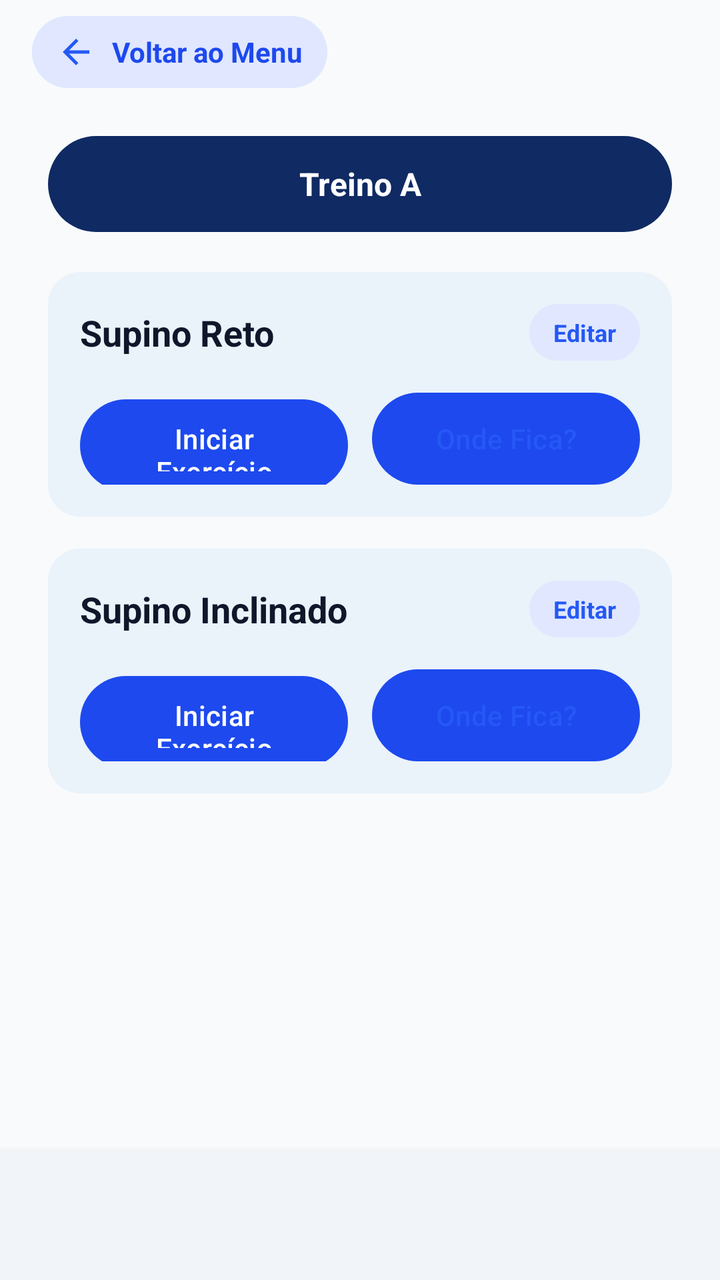
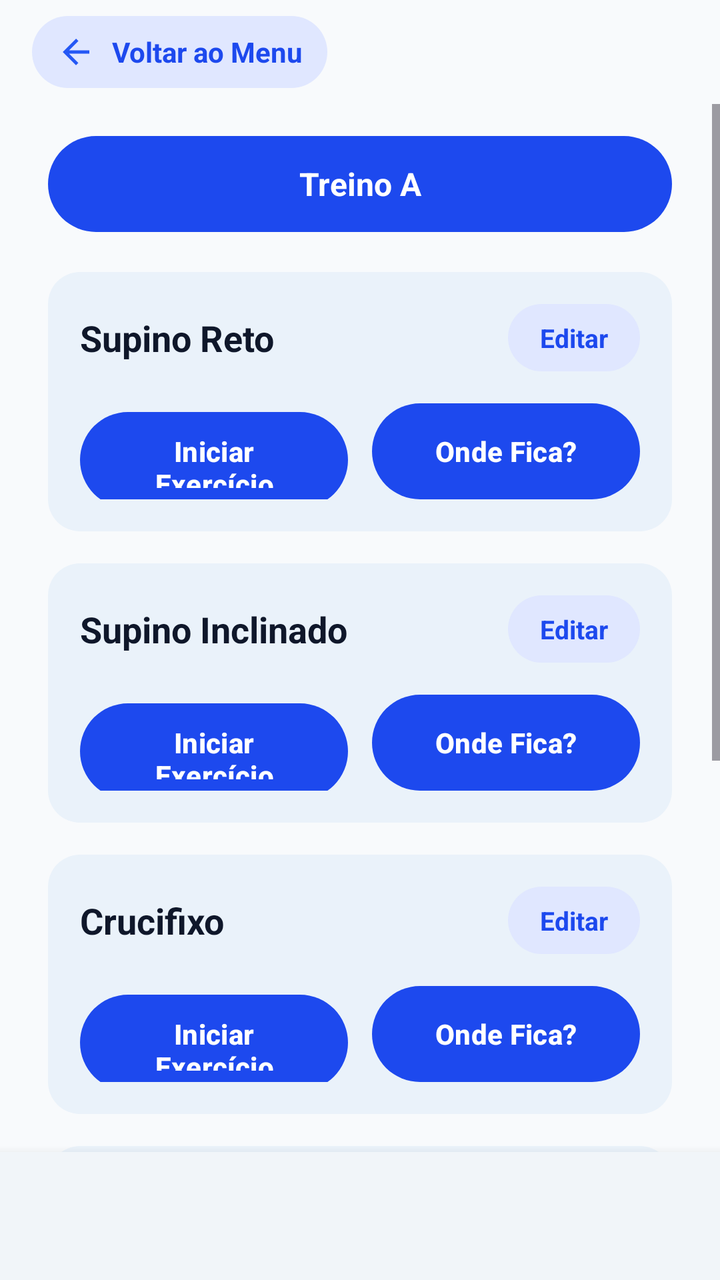

An Android layout rendered at two revisions. The XML below is the earlier revision; the diff shows what the commit changed to produce the second picture.
<!-- AndroidManifest.xml: application theme Theme.AcademiaUniforTelas1 -->
<!-- res/layout/activity_iniciar_treino.xml -->
<?xml version="1.0" encoding="utf-8"?>
<LinearLayout xmlns:android="http://schemas.android.com/apk/res/android"
    android:layout_width="match_parent"
    android:layout_height="match_parent"
    android:background="#F8FAFC"
    android:orientation="vertical">
    <include layout="@layout/include_top_bar" />
    <ScrollView android:layout_width="match_parent" android:layout_height="0dp" android:layout_weight="1" android:fillViewport="true">
        <LinearLayout android:layout_width="match_parent" android:layout_height="wrap_content" android:orientation="vertical" android:paddingHorizontal="24dp" android:paddingVertical="16dp">

            <TextView android:layout_width="match_parent" android:layout_height="48dp" android:background="@drawable/bg_pill_blue" android:gravity="center" android:text="Treino A" android:textColor="#FFFFFF" android:textSize="16sp" android:textStyle="bold" />

            <LinearLayout android:layout_width="match_parent" android:layout_height="wrap_content" android:layout_marginTop="20dp" android:background="@drawable/bg_card_blue" android:orientation="vertical" android:padding="16dp">
                <LinearLayout android:layout_width="match_parent" android:layout_height="wrap_content" android:gravity="center_vertical" android:orientation="horizontal">
                    <TextView android:layout_width="0dp" android:layout_height="wrap_content" android:layout_weight="1" android:text="Supino Reto" android:textColor="#0F172A" android:textSize="18sp" android:textStyle="bold" />
                    <TextView android:id="@+id/btnEditarExercicio" android:layout_width="wrap_content" android:layout_height="wrap_content" android:background="@drawable/bg_top_bar_back" android:paddingHorizontal="12dp" android:paddingVertical="6dp" android:text="Editar" android:textColor="#2558F5" android:textSize="12sp" android:textStyle="bold" />
                </LinearLayout>
                <LinearLayout android:layout_width="match_parent" android:layout_height="wrap_content" android:layout_marginTop="16dp" android:orientation="horizontal">
                    <Button android:id="@+id/btnIniciarExercicio" android:layout_width="0dp" android:layout_height="46dp" android:layout_weight="1" android:background="@drawable/bg_rounded_button" android:text="Iniciar Exercício" android:textAllCaps="false" android:textColor="#FFF" android:textSize="14sp" />
                    <Space android:layout_width="12dp" android:layout_height="wrap_content" />
                    <Button android:id="@+id/btnOndeFica" android:layout_width="0dp" android:layout_height="46dp" android:layout_weight="1" android:background="@drawable/bg_rounded_field" android:text="Onde Fica?" android:textAllCaps="false" android:textColor="#2558F5" android:textSize="14sp" />
                </LinearLayout>
            </LinearLayout>

            
            <LinearLayout android:layout_width="match_parent" android:layout_height="wrap_content" android:layout_marginTop="16dp" android:background="@drawable/bg_card_blue" android:orientation="vertical" android:padding="16dp">
                <LinearLayout android:layout_width="match_parent" android:layout_height="wrap_content" android:gravity="center_vertical" android:orientation="horizontal">
                    <TextView android:layout_width="0dp" android:layout_height="wrap_content" android:layout_weight="1" android:text="Supino Inclinado" android:textColor="#0F172A" android:textSize="18sp" android:textStyle="bold" />
                    <TextView android:layout_width="wrap_content" android:layout_height="wrap_content" android:background="@drawable/bg_top_bar_back" android:paddingHorizontal="12dp" android:paddingVertical="6dp" android:text="Editar" android:textColor="#2558F5" android:textSize="12sp" android:textStyle="bold" />
                </LinearLayout>
                <LinearLayout android:layout_width="match_parent" android:layout_height="wrap_content" android:layout_marginTop="16dp" android:orientation="horizontal">
                    <Button android:layout_width="0dp" android:layout_height="46dp" android:layout_weight="1" android:background="@drawable/bg_rounded_button" android:text="Iniciar Exercício" android:textAllCaps="false" android:textColor="#FFF" android:textSize="14sp" />
                    <Space android:layout_width="12dp" android:layout_height="wrap_content" />
                    <Button android:layout_width="0dp" android:layout_height="46dp" android:layout_weight="1" android:background="@drawable/bg_rounded_field" android:text="Onde Fica?" android:textAllCaps="false" android:textColor="#2558F5" android:textSize="14sp" />
                </LinearLayout>
            </LinearLayout>

            <Space android:layout_width="match_parent" android:layout_height="24dp" />
        </LinearLayout>
    </ScrollView>
    <include layout="@layout/include_bottom_nav" />
</LinearLayout>
<!-- res/layout/include_top_bar.xml (included above) -->
<?xml version="1.0" encoding="utf-8"?>
<LinearLayout xmlns:android="http://schemas.android.com/apk/res/android"
    android:layout_width="match_parent"
    android:layout_height="wrap_content"
    android:orientation="horizontal"
    android:paddingHorizontal="16dp"
    android:paddingVertical="8dp">

    <LinearLayout
        android:id="@+id/btnVoltarMenu"
        android:layout_width="wrap_content"
        android:layout_height="wrap_content"
        android:background="@drawable/bg_top_bar_back"
        android:clickable="true"
        android:focusable="true"
        android:gravity="center_vertical"
        android:orientation="horizontal"
        android:paddingHorizontal="12dp"
        android:paddingVertical="8dp">

        <ImageView
            android:layout_width="20dp"
            android:layout_height="20dp"
            android:contentDescription="Voltar ao Menu"
            android:src="@drawable/ic_arrow_back" />

        <TextView
            android:layout_width="wrap_content"
            android:layout_height="wrap_content"
            android:layout_marginStart="8dp"
            android:text="Voltar ao Menu"
            android:textColor="@color/primary_blue"
            android:textSize="14sp"
            android:textStyle="bold" />
    </LinearLayout>

</LinearLayout>
<!-- res/layout/include_bottom_nav.xml (included above) -->
<?xml version="1.0" encoding="utf-8"?>
<LinearLayout xmlns:android="http://schemas.android.com/apk/res/android"
    android:layout_width="match_parent"
    android:layout_height="64dp"
    android:background="#F1F5F9"
    android:elevation="8dp"
    android:gravity="center_vertical"
    android:orientation="horizontal">

    
    <LinearLayout
        android:id="@+id/navHome"
        android:layout_width="0dp"
        android:layout_height="match_parent"
        android:layout_weight="1"
        android:clickable="true"
        android:focusable="true"
        android:gravity="center"
        android:orientation="vertical"/>

    
    <LinearLayout
        android:id="@+id/navTreinos"
        android:layout_width="0dp"
        android:layout_height="match_parent"
        android:layout_weight="1"
        android:clickable="true"
        android:focusable="true"
        android:gravity="center"
        android:orientation="vertical"/>

    
    <LinearLayout
        android:id="@+id/navMapa"
        android:layout_width="0dp"
        android:layout_height="match_parent"
        android:layout_weight="1"
        android:clickable="true"
        android:focusable="true"
        android:gravity="center"
        android:orientation="vertical"/>

    
    <LinearLayout
        android:id="@+id/navPerfil"
        android:layout_width="0dp"
        android:layout_height="match_parent"
        android:layout_weight="1"
        android:clickable="true"
        android:focusable="true"
        android:gravity="center"
        android:orientation="vertical"/>

</LinearLayout>
<!-- resources referenced by this layout -->
<resources>
  <color name="primary_blue">#1D49EE</color>
  <!-- drawable bg_card_blue (drawable) -->
  <?xml version="1.0" encoding="utf-8"?>
  <shape xmlns:android="http://schemas.android.com/apk/res/android">
      <solid android:color="#EAF2FA" />
      <corners android:radius="16dp" />
  </shape>
  <!-- drawable bg_pill_blue (drawable) -->
  <?xml version="1.0" encoding="utf-8"?>
  <shape xmlns:android="http://schemas.android.com/apk/res/android">
      <solid android:color="#102A63" />
      <corners android:radius="28dp" />
  </shape>
  <!-- drawable bg_rounded_button (drawable) -->
  <?xml version="1.0" encoding="utf-8"?>
  <shape xmlns:android="http://schemas.android.com/apk/res/android">
      <solid android:color="#2558F5" />
      <corners android:radius="28dp" />
  </shape>
  <!-- drawable bg_rounded_field (drawable) -->
  <?xml version="1.0" encoding="utf-8"?>
  <shape xmlns:android="http://schemas.android.com/apk/res/android">
      <solid android:color="#EAF2FA" />
      <corners android:radius="28dp" />
  </shape>
  <!-- drawable bg_top_bar_back (drawable) -->
  <?xml version="1.0" encoding="utf-8"?>
  <shape xmlns:android="http://schemas.android.com/apk/res/android">
      <solid android:color="#E0E7FF" />
      <corners android:radius="28dp" />
  </shape>
  <!-- drawable ic_arrow_back (drawable) -->
  <vector xmlns:android="http://schemas.android.com/apk/res/android"
      android:width="24dp"
      android:height="24dp"
      android:viewportWidth="24"
      android:viewportHeight="24">
      <path
          android:fillColor="#2558F5"
          android:pathData="M20,11H7.83l5.59,-5.59L12,4l-8,8l8,8l1.41,-1.41L7.83,13H20v-2z" />
  </vector>
  <style name="Theme.AcademiaUniforTelas1" parent="Base.Theme.AcademiaUniforTelas1" />
  <style name="Base.Theme.AcademiaUniforTelas1" parent="Theme.Material3.DayNight.NoActionBar">
          <item name="colorPrimary">@color/primary_blue</item>
          <item name="colorAccent">@color/primary_blue</item>
          <item name="materialButtonStyle">@style/Widget.Material3.Button</item>
      </style>
</resources>

<!-- the commit's change to res/layout/activity_iniciar_treino.xml (unified diff, before → after) -->
@@ -2,42 +2,416 @@
 <LinearLayout xmlns:android="http://schemas.android.com/apk/res/android"
     android:layout_width="match_parent"
     android:layout_height="match_parent"
+    android:fitsSystemWindows="true"
     android:background="#F8FAFC"
     android:orientation="vertical">
+
     <include layout="@layout/include_top_bar" />
-    <ScrollView android:layout_width="match_parent" android:layout_height="0dp" android:layout_weight="1" android:fillViewport="true">
-        <LinearLayout android:layout_width="match_parent" android:layout_height="wrap_content" android:orientation="vertical" android:paddingHorizontal="24dp" android:paddingVertical="16dp">
-
-            <TextView android:layout_width="match_parent" android:layout_height="48dp" android:background="@drawable/bg_pill_blue" android:gravity="center" android:text="Treino A" android:textColor="#FFFFFF" android:textSize="16sp" android:textStyle="bold" />
-
-            <LinearLayout android:layout_width="match_parent" android:layout_height="wrap_content" android:layout_marginTop="20dp" android:background="@drawable/bg_card_blue" android:orientation="vertical" android:padding="16dp">
-                <LinearLayout android:layout_width="match_parent" android:layout_height="wrap_content" android:gravity="center_vertical" android:orientation="horizontal">
-                    <TextView android:layout_width="0dp" android:layout_height="wrap_content" android:layout_weight="1" android:text="Supino Reto" android:textColor="#0F172A" android:textSize="18sp" android:textStyle="bold" />
-                    <TextView android:id="@+id/btnEditarExercicio" android:layout_width="wrap_content" android:layout_height="wrap_content" android:background="@drawable/bg_top_bar_back" android:paddingHorizontal="12dp" android:paddingVertical="6dp" android:text="Editar" android:textColor="#2558F5" android:textSize="12sp" android:textStyle="bold" />
-                </LinearLayout>
-                <LinearLayout android:layout_width="match_parent" android:layout_height="wrap_content" android:layout_marginTop="16dp" android:orientation="horizontal">
-                    <Button android:id="@+id/btnIniciarExercicio" android:layout_width="0dp" android:layout_height="46dp" android:layout_weight="1" android:background="@drawable/bg_rounded_button" android:text="Iniciar Exercício" android:textAllCaps="false" android:textColor="#FFF" android:textSize="14sp" />
-                    <Space android:layout_width="12dp" android:layout_height="wrap_content" />
-                    <Button android:id="@+id/btnOndeFica" android:layout_width="0dp" android:layout_height="46dp" android:layout_weight="1" android:background="@drawable/bg_rounded_field" android:text="Onde Fica?" android:textAllCaps="false" android:textColor="#2558F5" android:textSize="14sp" />
+
+    <ScrollView
+        android:layout_width="match_parent"
+        android:layout_height="0dp"
+        android:layout_weight="1"
+        android:fillViewport="true">
+
+        <LinearLayout
+            android:layout_width="match_parent"
+            android:layout_height="wrap_content"
+            android:orientation="vertical"
+            android:paddingHorizontal="24dp"
+            android:paddingVertical="16dp">
+
+            
+            <TextView
+                android:layout_width="match_parent"
+                android:layout_height="48dp"
+                android:background="@drawable/bg_pill_blue_solid"
+                android:backgroundTint="@null"
+                android:gravity="center"
+                android:text="Treino A"
+                android:textColor="#FFFFFF"
+                android:textSize="16sp"
+                android:textStyle="bold" />
+
+            
+            <LinearLayout
+                android:layout_width="match_parent"
+                android:layout_height="wrap_content"
+                android:layout_marginTop="20dp"
+                android:background="@drawable/bg_card_blue"
+                android:orientation="vertical"
+                android:padding="16dp">
+
+                <LinearLayout
+                    android:layout_width="match_parent"
+                    android:layout_height="wrap_content"
+                    android:gravity="center_vertical"
+                    android:orientation="horizontal">
+
+                    <TextView
+                        android:layout_width="0dp"
+                        android:layout_height="wrap_content"
+                        android:layout_weight="1"
+                        android:text="Supino Reto"
+                        android:textColor="#0F172A"
+                        android:textSize="18sp"
+                        android:textStyle="bold" />
+
+                    <TextView
+                        android:id="@+id/btnEditarExercicio"
+                        android:layout_width="wrap_content"
+                        android:layout_height="wrap_content"
+                        android:background="@drawable/bg_top_bar_back"
+                        android:clickable="true"
+                        android:focusable="true"
+                        android:paddingHorizontal="16dp"
+                        android:paddingVertical="8dp"
+                        android:text="Editar"
+                        android:textColor="#1D49EE"
+                        android:textSize="13sp"
+                        android:textStyle="bold" />
+                </LinearLayout>
+
+                <LinearLayout
+                    android:layout_width="match_parent"
+                    android:layout_height="wrap_content"
+                    android:layout_marginTop="16dp"
+                    android:orientation="horizontal">
+
+                    <Button
+                        android:id="@+id/btnIniciarExercicio"
+                        android:layout_width="0dp"
+                        android:layout_height="48dp"
+                        android:layout_weight="1"
+                        android:background="@drawable/bg_rounded_button"
+                        android:backgroundTint="@null"
+                        android:text="Iniciar Exercício"
+                        android:textAllCaps="false"
+                        android:textColor="#FFFFFF"
+                        android:textSize="14sp"
+                        android:textStyle="bold" />
+
+                    <Space
+                        android:layout_width="12dp"
+                        android:layout_height="wrap_content" />
+
+                    <Button
+                        android:id="@+id/btnOndeFica"
+                        android:layout_width="0dp"
+                        android:layout_height="48dp"
+                        android:layout_weight="1"
+                        android:background="@drawable/bg_pill_blue"
+                        android:backgroundTint="@null"
+                        android:text="Onde Fica?"
+                        android:textAllCaps="false"
+                        android:textColor="#FFFFFF"
+                        android:textSize="14sp"
+                        android:textStyle="bold" />
                 </LinearLayout>
             </LinearLayout>
 
             
-            <LinearLayout android:layout_width="match_parent" android:layout_height="wrap_content" android:layout_marginTop="16dp" android:background="@drawable/bg_card_blue" android:orientation="vertical" android:padding="16dp">
-                <LinearLayout android:layout_width="match_parent" android:layout_height="wrap_content" android:gravity="center_vertical" android:orientation="horizontal">
-                    <TextView android:layout_width="0dp" android:layout_height="wrap_content" android:layout_weight="1" android:text="Supino Inclinado" android:textColor="#0F172A" android:textSize="18sp" android:textStyle="bold" />
-                    <TextView android:layout_width="wrap_content" android:layout_height="wrap_content" android:background="@drawable/bg_top_bar_back" android:paddingHorizontal="12dp" android:paddingVertical="6dp" android:text="Editar" android:textColor="#2558F5" android:textSize="12sp" android:textStyle="bold" />
-                </LinearLayout>
-                <LinearLayout android:layout_width="match_parent" android:layout_height="wrap_content" android:layout_marginTop="16dp" android:orientation="horizontal">
-                    <Button android:layout_width="0dp" android:layout_height="46dp" android:layout_weight="1" android:background="@drawable/bg_rounded_button" android:text="Iniciar Exercício" android:textAllCaps="false" android:textColor="#FFF" android:textSize="14sp" />
-                    <Space android:layout_width="12dp" android:layout_height="wrap_content" />
-                    <Button android:layout_width="0dp" android:layout_height="46dp" android:layout_weight="1" android:background="@drawable/bg_rounded_field" android:text="Onde Fica?" android:textAllCaps="false" android:textColor="#2558F5" android:textSize="14sp" />
+            <LinearLayout
+                android:layout_width="match_parent"
+                android:layout_height="wrap_content"
+                android:layout_marginTop="16dp"
+                android:background="@drawable/bg_card_blue"
+                android:orientation="vertical"
+                android:padding="16dp">
+
+                <LinearLayout
+                    android:layout_width="match_parent"
+                    android:layout_height="wrap_content"
+                    android:gravity="center_vertical"
+                    android:orientation="horizontal">
+
+                    <TextView
+                        android:layout_width="0dp"
+                        android:layout_height="wrap_content"
+                        android:layout_weight="1"
+                        android:text="Supino Inclinado"
+                        android:textColor="#0F172A"
+                        android:textSize="18sp"
+                        android:textStyle="bold" />
+
+                    <TextView
+                        android:layout_width="wrap_content"
+                        android:layout_height="wrap_content"
+                        android:background="@drawable/bg_top_bar_back"
+                        android:clickable="true"
+                        android:focusable="true"
+                        android:paddingHorizontal="16dp"
+                        android:paddingVertical="8dp"
+                        android:text="Editar"
+                        android:textColor="#1D49EE"
+                        android:textSize="13sp"
+                        android:textStyle="bold" />
+                </LinearLayout>
+
+                <LinearLayout
+                    android:layout_width="match_parent"
+                    android:layout_height="wrap_content"
+                    android:layout_marginTop="16dp"
+                    android:orientation="horizontal">
+
+                    <Button
+                        android:layout_width="0dp"
+                        android:layout_height="48dp"
+                        android:layout_weight="1"
+                        android:background="@drawable/bg_rounded_button"
+                        android:backgroundTint="@null"
+                        android:text="Iniciar Exercício"
+                        android:textAllCaps="false"
+                        android:textColor="#FFFFFF"
+                        android:textSize="14sp"
+                        android:textStyle="bold" />
+
+                    <Space
+                        android:layout_width="12dp"
+                        android:layout_height="wrap_content" />
+
+                    <Button
+                        android:layout_width="0dp"
+                        android:layout_height="48dp"
+                        android:layout_weight="1"
+                        android:background="@drawable/bg_pill_blue"
+                        android:backgroundTint="@null"
+                        android:text="Onde Fica?"
+                        android:textAllCaps="false"
+                        android:textColor="#FFFFFF"
+                        android:textSize="14sp"
+                        android:textStyle="bold" />
                 </LinearLayout>
             </LinearLayout>
 
-            <Space android:layout_width="match_parent" android:layout_height="24dp" />
+            
+            <LinearLayout
+                android:layout_width="match_parent"
+                android:layout_height="wrap_content"
+                android:layout_marginTop="16dp"
+                android:background="@drawable/bg_card_blue"
+                android:orientation="vertical"
+                android:padding="16dp">
+
+                <LinearLayout
+                    android:layout_width="match_parent"
+                    android:layout_height="wrap_content"
+                    android:gravity="center_vertical"
+                    android:orientation="horizontal">
+
+                    <TextView
+                        android:layout_width="0dp"
+                        android:layout_height="wrap_content"
+                        android:layout_weight="1"
+                        android:text="Crucifixo"
+                        android:textColor="#0F172A"
+                        android:textSize="18sp"
+                        android:textStyle="bold" />
+
+                    <TextView
+                        android:layout_width="wrap_content"
+                        android:layout_height="wrap_content"
+                        android:background="@drawable/bg_top_bar_back"
+                        android:clickable="true"
+                        android:focusable="true"
+                        android:paddingHorizontal="16dp"
+                        android:paddingVertical="8dp"
+                        android:text="Editar"
+                        android:textColor="#1D49EE"
+                        android:textSize="13sp"
+                        android:textStyle="bold" />
+                </LinearLayout>
+
+                <LinearLayout
+                    android:layout_width="match_parent"
+                    android:layout_height="wrap_content"
+                    android:layout_marginTop="16dp"
+                    android:orientation="horizontal">
+
+                    <Button
+                        android:layout_width="0dp"
+                        android:layout_height="48dp"
+                        android:layout_weight="1"
+                        android:background="@drawable/bg_rounded_button"
+                        android:backgroundTint="@null"
+                        android:text="Iniciar Exercício"
+                        android:textAllCaps="false"
+                        android:textColor="#FFFFFF"
+                        android:textSize="14sp"
+                        android:textStyle="bold" />
+
+                    <Space
+                        android:layout_width="12dp"
+                        android:layout_height="wrap_content" />
+
+                    <Button
+                        android:layout_width="0dp"
+                        android:layout_height="48dp"
+                        android:layout_weight="1"
+                        android:background="@drawable/bg_pill_blue"
+                        android:backgroundTint="@null"
+                        android:text="Onde Fica?"
+                        android:textAllCaps="false"
+                        android:textColor="#FFFFFF"
+                        android:textSize="14sp"
+                        android:textStyle="bold" />
+                </LinearLayout>
+            </LinearLayout>
+
+            
+            <LinearLayout
+                android:layout_width="match_parent"
+                android:layout_height="wrap_content"
+                android:layout_marginTop="16dp"
+                android:background="@drawable/bg_card_blue"
+                android:orientation="vertical"
+                android:padding="16dp">
+
+                <LinearLayout
+                    android:layout_width="match_parent"
+                    android:layout_height="wrap_content"
+                    android:gravity="center_vertical"
+                    android:orientation="horizontal">
+
+                    <TextView
+                        android:layout_width="0dp"
+                        android:layout_height="wrap_content"
+                        android:layout_weight="1"
+                        android:text="Tríceps Pulley"
+                        android:textColor="#0F172A"
+                        android:textSize="18sp"
+                        android:textStyle="bold" />
+
+                    <TextView
+                        android:layout_width="wrap_content"
+                        android:layout_height="wrap_content"
+                        android:background="@drawable/bg_top_bar_back"
+                        android:clickable="true"
+                        android:focusable="true"
+                        android:paddingHorizontal="16dp"
+                        android:paddingVertical="8dp"
+                        android:text="Editar"
+                        android:textColor="#1D49EE"
+                        android:textSize="13sp"
+                        android:textStyle="bold" />
+                </LinearLayout>
+
+                <LinearLayout
+                    android:layout_width="match_parent"
+                    android:layout_height="wrap_content"
+                    android:layout_marginTop="16dp"
+                    android:orientation="horizontal">
+
+                    <Button
+                        android:layout_width="0dp"
+                        android:layout_height="48dp"
+                        android:layout_weight="1"
+                        android:background="@drawable/bg_rounded_button"
+                        android:backgroundTint="@null"
+                        android:text="Iniciar Exercício"
+                        android:textAllCaps="false"
+                        android:textColor="#FFFFFF"
+                        android:textSize="14sp"
+                        android:textStyle="bold" />
+
+                    <Space
+                        android:layout_width="12dp"
+                        android:layout_height="wrap_content" />
+
+                    <Button
+                        android:layout_width="0dp"
+                        android:layout_height="48dp"
+                        android:layout_weight="1"
+                        android:background="@drawable/bg_pill_blue"
+                        android:backgroundTint="@null"
+                        android:text="Onde Fica?"
+                        android:textAllCaps="false"
+                        android:textColor="#FFFFFF"
+                        android:textSize="14sp"
+                        android:textStyle="bold" />
+                </LinearLayout>
+            </LinearLayout>
+
+            
+            <LinearLayout
+                android:layout_width="match_parent"
+                android:layout_height="wrap_content"
+                android:layout_marginTop="16dp"
+                android:background="@drawable/bg_card_blue"
+                android:orientation="vertical"
+                android:padding="16dp">
+
+                <LinearLayout
+                    android:layout_width="match_parent"
+                    android:layout_height="wrap_content"
+                    android:gravity="center_vertical"
+                    android:orientation="horizontal">
+
+                    <TextView
+                        android:layout_width="0dp"
+                        android:layout_height="wrap_content"
+                        android:layout_weight="1"
+                        android:text="Tríceps Francês"
+                        android:textColor="#0F172A"
+                        android:textSize="18sp"
+                        android:textStyle="bold" />
+
+                    <TextView
+                        android:layout_width="wrap_content"
+                        android:layout_height="wrap_content"
+                        android:background="@drawable/bg_top_bar_back"
+                        android:clickable="true"
+                        android:focusable="true"
+                        android:paddingHorizontal="16dp"
+                        android:paddingVertical="8dp"
+                        android:text="Editar"
+                        android:textColor="#1D49EE"
+                        android:textSize="13sp"
+                        android:textStyle="bold" />
+                </LinearLayout>
+
+                <LinearLayout
+                    android:layout_width="match_parent"
+                    android:layout_height="wrap_content"
+                    android:layout_marginTop="16dp"
+                    android:orientation="horizontal">
+
+                    <Button
+                        android:layout_width="0dp"
+                        android:layout_height="48dp"
+                        android:layout_weight="1"
+                        android:background="@drawable/bg_rounded_button"
+                        android:backgroundTint="@null"
+                        android:text="Iniciar Exercício"
+                        android:textAllCaps="false"
+                        android:textColor="#FFFFFF"
+                        android:textSize="14sp"
+                        android:textStyle="bold" />
+
+                    <Space
+                        android:layout_width="12dp"
+                        android:layout_height="wrap_content" />
+
+                    <Button
+                        android:layout_width="0dp"
+                        android:layout_height="48dp"
+                        android:layout_weight="1"
+                        android:background="@drawable/bg_pill_blue"
+                        android:backgroundTint="@null"
+                        android:text="Onde Fica?"
+                        android:textAllCaps="false"
+                        android:textColor="#FFFFFF"
+                        android:textSize="14sp"
+                        android:textStyle="bold" />
+                </LinearLayout>
+            </LinearLayout>
+
+            <Space
+                android:layout_width="match_parent"
+                android:layout_height="24dp" />
         </LinearLayout>
     </ScrollView>
+
     <include layout="@layout/include_bottom_nav" />
 </LinearLayout>
 <!-- res/layout/include_top_bar.xml (included above) -->
<!-- resource entries referenced after the edit -->
@@ -13,16 +13,18 @@
       <solid android:color="#102A63" />
       <corners android:radius="28dp" />
   </shape>
+  <!-- drawable bg_pill_blue_solid (drawable) -->
+  <?xml version="1.0" encoding="utf-8"?>
+  <shape xmlns:android="http://schemas.android.com/apk/res/android"
+      android:shape="rectangle">
+      <solid android:color="@color/primary_blue" />
+      <corners android:radius="28dp" />
+      <padding android:left="16dp" android:right="16dp" android:top="8dp" android:bottom="8dp"/>
+  </shape>
   <!-- drawable bg_rounded_button (drawable) -->
   <?xml version="1.0" encoding="utf-8"?>
   <shape xmlns:android="http://schemas.android.com/apk/res/android">
       <solid android:color="#2558F5" />
-      <corners android:radius="28dp" />
-  </shape>
-  <!-- drawable bg_rounded_field (drawable) -->
-  <?xml version="1.0" encoding="utf-8"?>
-  <shape xmlns:android="http://schemas.android.com/apk/res/android">
-      <solid android:color="#EAF2FA" />
       <corners android:radius="28dp" />
   </shape>
   <!-- drawable bg_top_bar_back (drawable) -->
